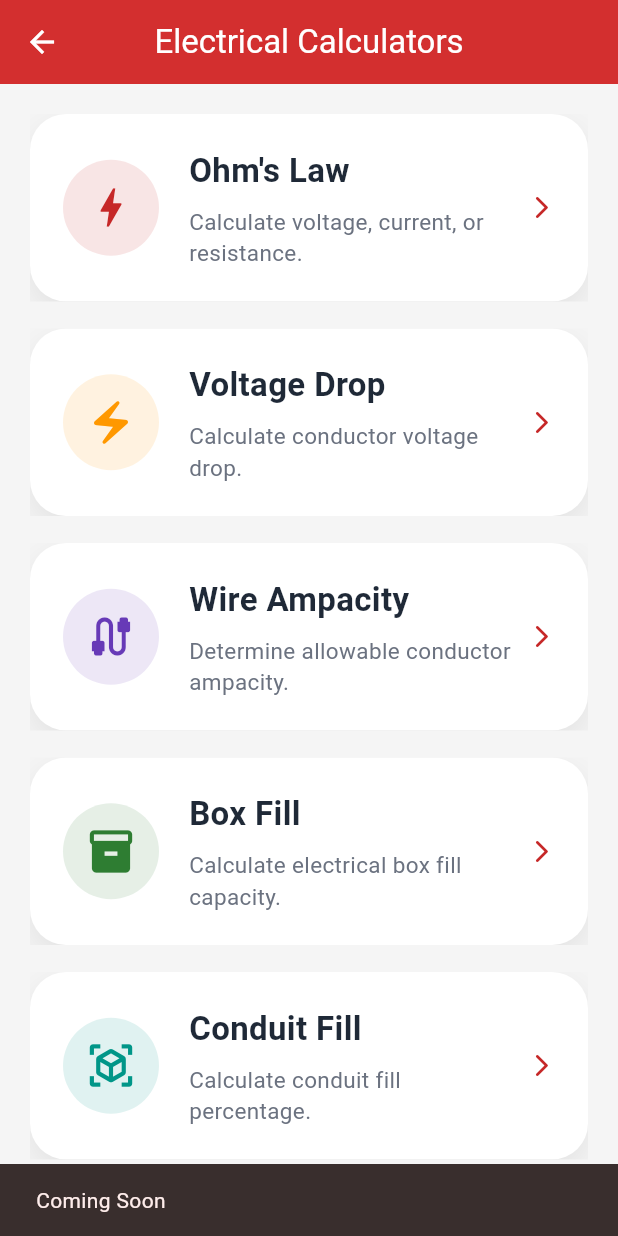
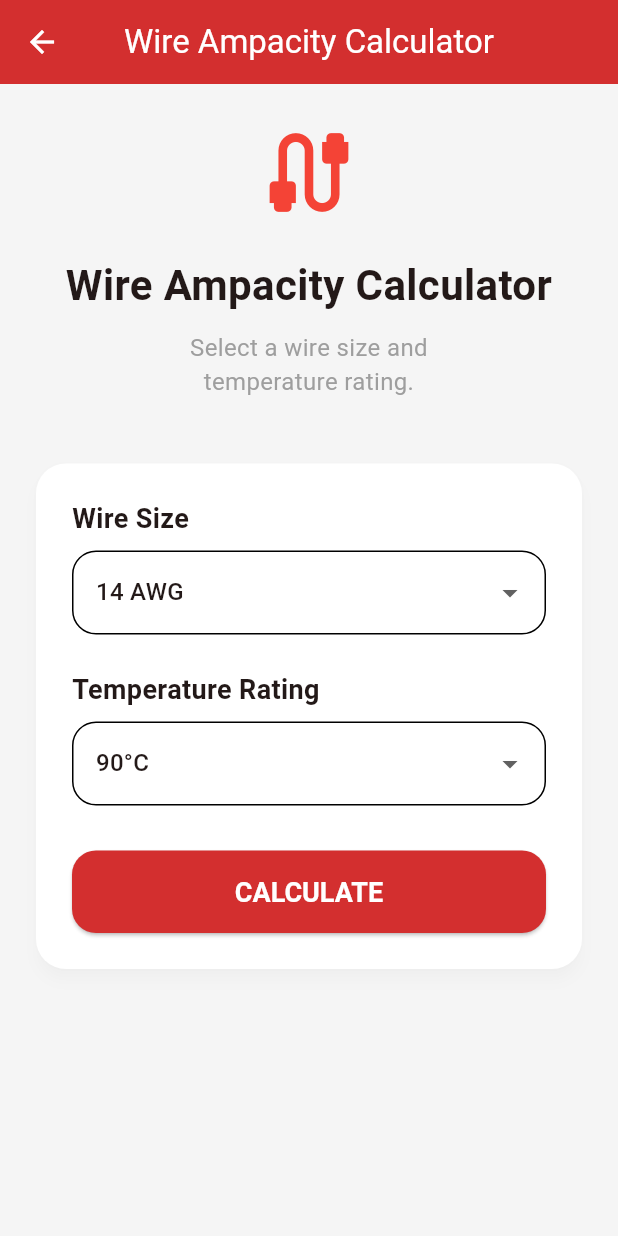
Before and after one commit to L2kee/ElectricalAI-Pro, a Flutter app: the CalculatorsScreen screen opened directly, after a tap on "Wire Ampacity", on a phone screen of 412 x 824 dp. Run offline on Flutter 3.47's test engine with Material 3 defaults, Android fonts, the phone set to English and light mode, and no system bars.

Commit message:
Add Wire Ampacity calculator

```diff
--- a/frontend/lib/screens/calculators_screen.dart
+++ b/frontend/lib/screens/calculators_screen.dart
@@ -5,6 +5,7 @@ import '../widgets/feature_card.dart';
 
 import 'ohms_law_screen.dart';
 import 'voltage_drop_screen.dart';
+import 'wire_ampacity_screen.dart';
 
 class CalculatorsScreen extends StatelessWidget {
   const CalculatorsScreen({super.key});
@@ -66,7 +67,14 @@ class CalculatorsScreen extends StatelessWidget {
               iconColor: Colors.deepPurple,
               title: "Wire Ampacity",
               subtitle: "Determine allowable conductor ampacity.",
-              onTap: () => _comingSoon(context),
+              onTap: () {
+                Navigator.push(
+                  context,
+                  MaterialPageRoute(
+                    builder: (_) => const WireAmpacityScreen(),
+                  ),
+                );
+              },
             ),
 
             const SizedBox(height: 18),
--- /dev/null
+++ b/frontend/lib/screens/wire_ampacity_screen.dart
@@ -0,0 +1,281 @@
+import 'package:flutter/material.dart';
+
+import '../services/calculator_service.dart';
+
+class WireAmpacityScreen extends StatefulWidget {
+  const WireAmpacityScreen({super.key});
+
+  @override
+  State<WireAmpacityScreen> createState() => _WireAmpacityScreenState();
+}
+
+class _WireAmpacityScreenState extends State<WireAmpacityScreen> {
+  final CalculatorService _calculatorService = CalculatorService();
+
+  bool _loading = false;
+
+  String _statusMessage = "";
+
+  int? _ampacity;
+
+  String _selectedWireSize = "14 AWG";
+
+  String _selectedTemperature = "90";
+
+  final List<String> _wireSizes = [
+    "14 AWG",
+    "12 AWG",
+    "10 AWG",
+    "8 AWG",
+    "6 AWG",
+    "4 AWG",
+    "3 AWG",
+    "2 AWG",
+    "1 AWG",
+    "1/0 AWG",
+    "2/0 AWG",
+    "3/0 AWG",
+    "4/0 AWG",
+  ];
+
+  final List<Map<String, String>> _temperatureRatings = [
+    {"label": "60°C", "value": "60"},
+    {"label": "75°C", "value": "75"},
+    {"label": "90°C", "value": "90"},
+  ];
+
+  Future<void> _calculate() async {
+    setState(() {
+      _loading = true;
+
+      _statusMessage = "";
+
+      _ampacity = null;
+    });
+
+    try {
+      final result = await _calculatorService.calculateWireAmpacity(
+        wireSize: _selectedWireSize,
+
+        temperatureRating: _selectedTemperature,
+      );
+
+      if (result.containsKey("ampacity")) {
+        setState(() {
+          _ampacity = (result["ampacity"] as num).toInt();
+
+          _statusMessage = "✓ Ampacity calculated successfully";
+        });
+      } else {
+        setState(() {
+          _statusMessage = result["error"] ?? "Unexpected server response.";
+        });
+      }
+    } catch (e) {
+      setState(() {
+        _statusMessage = "Error\n$e";
+      });
+    }
+
+    setState(() {
+      _loading = false;
+    });
+  }
+
+  @override
+  Widget build(BuildContext context) {
+    return Scaffold(
+      appBar: AppBar(title: const Text("Wire Ampacity Calculator")),
+      body: SingleChildScrollView(
+        padding: const EdgeInsets.all(24),
+        child: Column(
+          crossAxisAlignment: CrossAxisAlignment.stretch,
+          children: [
+            const Icon(Icons.cable, size: 70, color: Colors.red),
+
+            const SizedBox(height: 20),
+
+            const Text(
+              "Wire Ampacity Calculator",
+              textAlign: TextAlign.center,
+              style: TextStyle(fontSize: 28, fontWeight: FontWeight.bold),
+            ),
+
+            const SizedBox(height: 10),
+
+            const Text(
+              "Select a wire size and\n"
+              "temperature rating.",
+              textAlign: TextAlign.center,
+              style: TextStyle(fontSize: 16, color: Colors.grey),
+            ),
+
+            const SizedBox(height: 35),
+
+            Card(
+              elevation: 4,
+              shadowColor: Colors.black12,
+              shape: RoundedRectangleBorder(
+                borderRadius: BorderRadius.circular(20),
+              ),
+              child: Padding(
+                padding: const EdgeInsets.all(24),
+                child: Column(
+                  crossAxisAlignment: CrossAxisAlignment.stretch,
+                  children: [
+                    const Text(
+                      "Wire Size",
+                      style: TextStyle(
+                        fontSize: 18,
+                        fontWeight: FontWeight.bold,
+                      ),
+                    ),
+
+                    const SizedBox(height: 8),
+
+                    DropdownButtonFormField<String>(
+                      value: _selectedWireSize,
+                      decoration: InputDecoration(
+                        border: OutlineInputBorder(
+                          borderRadius: BorderRadius.circular(12),
+                        ),
+                      ),
+                      items: _wireSizes.map((wire) {
+                        return DropdownMenuItem(value: wire, child: Text(wire));
+                      }).toList(),
+                      onChanged: (value) {
+                        setState(() {
+                          _selectedWireSize = value!;
+                        });
+                      },
+                    ),
+
+                    const SizedBox(height: 24),
+
+                    const Text(
+                      "Temperature Rating",
+                      style: TextStyle(
+                        fontSize: 18,
+                        fontWeight: FontWeight.bold,
+                      ),
+                    ),
+
+                    const SizedBox(height: 8),
+
+                    DropdownButtonFormField<String>(
+                      value: _selectedTemperature,
+                      decoration: InputDecoration(
+                        border: OutlineInputBorder(
+                          borderRadius: BorderRadius.circular(12),
+                        ),
+                      ),
+                      items: _temperatureRatings.map((temp) {
+                        return DropdownMenuItem(
+                          value: temp["value"],
+                          child: Text(temp["label"]!),
+                        );
+                      }).toList(),
+                      onChanged: (value) {
+                        setState(() {
+                          _selectedTemperature = value!;
+                        });
+                      },
+                    ),
+
+                    const SizedBox(height: 30),
+
+                    SizedBox(
+                      height: 55,
+                      child: ElevatedButton(
+                        onPressed: _loading ? null : _calculate,
+                        child: _loading
+                            ? const SizedBox(
+                                height: 24,
+                                width: 24,
+                                child: CircularProgressIndicator(
+                                  strokeWidth: 3,
+                                  color: Colors.white,
+                                ),
+                              )
+                            : const Text(
+                                "CALCULATE",
+                                style: TextStyle(
+                                  fontSize: 18,
+                                  fontWeight: FontWeight.bold,
+                                ),
+                              ),
+                      ),
+                    ),
+                  ],
+                ),
+              ),
+            ),
+
+            const SizedBox(height: 30),
+            if (_statusMessage.isNotEmpty)
+              Card(
+                elevation: 3,
+                child: Padding(
+                  padding: const EdgeInsets.all(18),
+                  child: Column(
+                    children: [
+                      Text(
+                        _statusMessage,
+                        textAlign: TextAlign.center,
+                        style: const TextStyle(
+                          fontSize: 18,
+                          fontWeight: FontWeight.w600,
+                        ),
+                      ),
+
+                      if (_ampacity != null) ...[
+                        const SizedBox(height: 18),
+
+                        const Divider(),
+
+                        const SizedBox(height: 12),
+
+                        const Text(
+                          "Allowable Ampacity",
+                          style: TextStyle(fontSize: 16, color: Colors.grey),
+                        ),
+
+                        const SizedBox(height: 8),
+
+                        Text(
+                          "$_ampacity A",
+                          style: const TextStyle(
+                            fontSize: 32,
+                            fontWeight: FontWeight.bold,
+                            color: Colors.red,
+                          ),
+                        ),
+
+                        const SizedBox(height: 18),
+
+                        Text(
+                          _selectedWireSize,
+                          style: const TextStyle(
+                            fontSize: 18,
+                            fontWeight: FontWeight.w600,
+                          ),
+                        ),
+
+                        Text(
+                          "${_selectedTemperature}°C",
+                          style: const TextStyle(
+                            fontSize: 16,
+                            color: Colors.grey,
+                          ),
+                        ),
+                      ],
+                    ],
+                  ),
+                ),
+              ),
+          ],
+        ),
+      ),
+    );
+  }
+}
--- a/frontend/lib/services/calculator_service.dart
+++ b/frontend/lib/services/calculator_service.dart
@@ -54,4 +54,28 @@ class CalculatorService {
 
     return jsonDecode(response.body);
   }
+
+  Future<Map<String, dynamic>> calculateWireAmpacity({
+    required String wireSize,
+    required String temperatureRating,
+  }) async {
+    final response = await http.post(
+      Uri.parse("$baseUrl/wire-ampacity"),
+      headers: {
+        "Content-Type": "application/json",
+      },
+      body: jsonEncode({
+        "wire_size": wireSize,
+        "temperature_rating": temperatureRating,
+      }),
+    );
+
+    if (response.statusCode != 200) {
+      throw Exception(
+        "Server Error ${response.statusCode}\n${response.body}",
+      );
+    }
+
+    return jsonDecode(response.body);
+  }
 }
```
